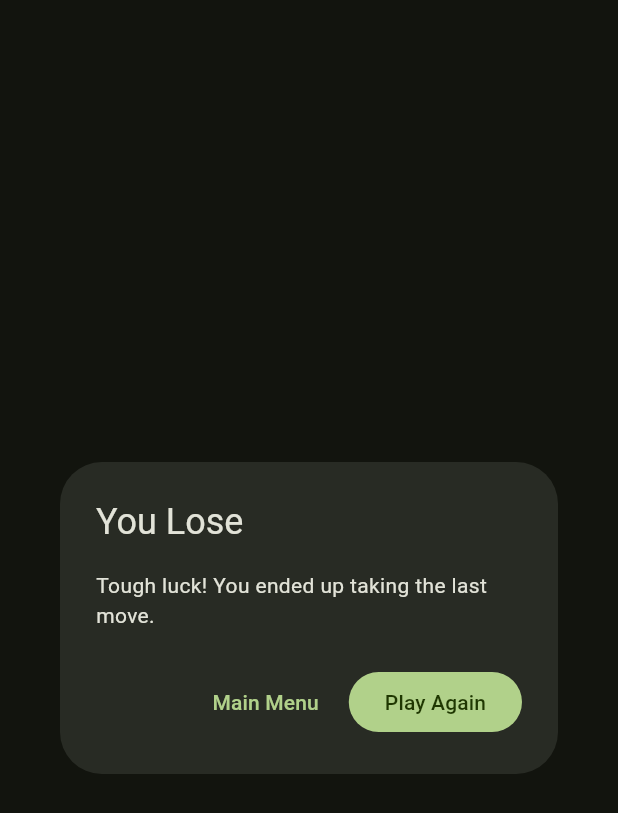
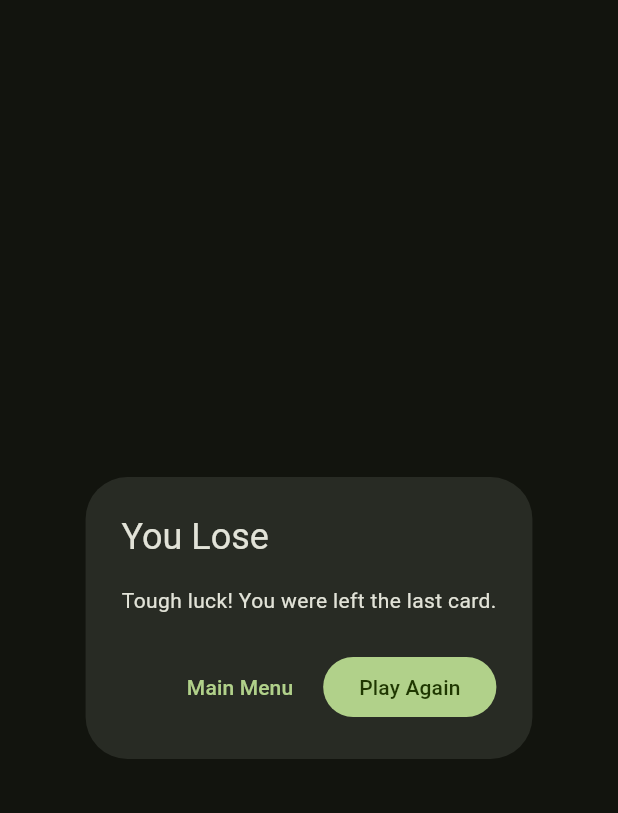
Before and after one commit to KuroMaple/redacted_card_game, a Flutter app: the GameoverdialogWidget widget shown alone on an empty page, opened directly with empty values, on a phone screen of 412 x 824 dp. Shown: the top 813 px of the screen. Run offline on Flutter 3.47's test engine with Material 3 defaults, Android fonts, the phone set to English and light mode, and no system bars; our stand-ins replace lottie.

Commit message:
app icon and win prize

```diff
--- a/lib/widgets/dialogs/gameoverdialog_widget.dart
+++ b/lib/widgets/dialogs/gameoverdialog_widget.dart
@@ -1,6 +1,7 @@
 import 'package:flutter/material.dart';
 import 'package:redacted_card_game/pages/welcome_page.dart';
 import 'package:redacted_card_game/providers/game_provider.dart';
+import 'package:url_launcher/url_launcher.dart';
 
 class GameoverdialogWidget extends StatelessWidget {
   const GameoverdialogWidget({super.key, required this.gameProvider});
@@ -8,35 +9,44 @@ class GameoverdialogWidget extends StatelessWidget {
   final GameProvider gameProvider;
   @override
   Widget build(BuildContext context) {
+    // prize url:
+    final Uri prizeUrl = Uri.parse('https://www.youtube.com/watch?v=EE-xtCF3T94');
+
     // If it's not the player's turn when game ends, player wins.
     final bool isPlayerTurn = gameProvider.isPlayerTurn;
-
     final bool playerWon = !isPlayerTurn;
 
     return AlertDialog(
       title: Text(playerWon ? 'You Win' : 'You Lose'),
-      content: Text(
-        playerWon
-            ? 'Nice! The CPU took the last turn and left the final card for itself.'
-            : 'Tough luck! You ended up taking the last move.',
-      ),
+      content: playerWon ? Column(
+        mainAxisSize: MainAxisSize.min,
+        crossAxisAlignment: CrossAxisAlignment.start,
+        children: [
+          Text('You beat the CPU! Click below to claim your prize:'),
+          TextButton.icon(onPressed: () async {
+            await launchUrl(prizeUrl, mode: LaunchMode.externalApplication);
+          },
+          icon: Icon(Icons.catching_pokemon),
+          label: Text("Prize link"))
+        ],
+      ) : Text('Tough luck! You were left the last card.'),
       actions: [
         TextButton(
           onPressed: () {
             // Go back to main menu and clear game state.
-            gameProvider.resetGame();
             Navigator.of(context).pushAndRemoveUntil(
               MaterialPageRoute(builder: (_) => const WelcomePage()),
               (route) => false,
             );
+            gameProvider.resetGame();
           },
           child: const Text('Main Menu'),
         ),
         FilledButton(
           onPressed: () {
             // Reset the game and close dialog, staying on the game screen.
+            Navigator.of(context).pop();
             gameProvider.resetGame();
-            Navigator.of(context).pop();
           },
           child: const Text('Play Again'),
         ),
--- a/lib/widgets/dialogs/introdialog_widget.dart
+++ b/lib/widgets/dialogs/introdialog_widget.dart
@@ -24,7 +24,7 @@ class _IntrodialogWidgetState extends State<IntrodialogWidget> {
       'When you choose a row, you can take any number of cards — from just one to the entire row.',
       'But here\'the catch: you can only pick from one row per turn, so choose wisely.',
       'Whoever is forced to pick up the very last card loses the game.',
-      'That\'s all you need to know. Let\'s play!',
+      'That\'s all you need to know.',
     ];
 
     return AlertDialog(
--- a/pubspec.yaml
+++ b/pubspec.yaml
@@ -36,6 +36,8 @@ dependencies:
   cupertino_icons: ^1.0.8
   lottie: ^3.3.2
   provider: ^6.1.5+1
+  flutter_launcher_icons: ^0.14.4
+  url_launcher: ^6.3.2
 
 dev_dependencies:
   flutter_test:
```
Also changed, not shown: flutter_launcher_icons.yaml (added, +34 -0 lines), assets/icon/icon.png (added), pubspec.lock, 48 other files.
